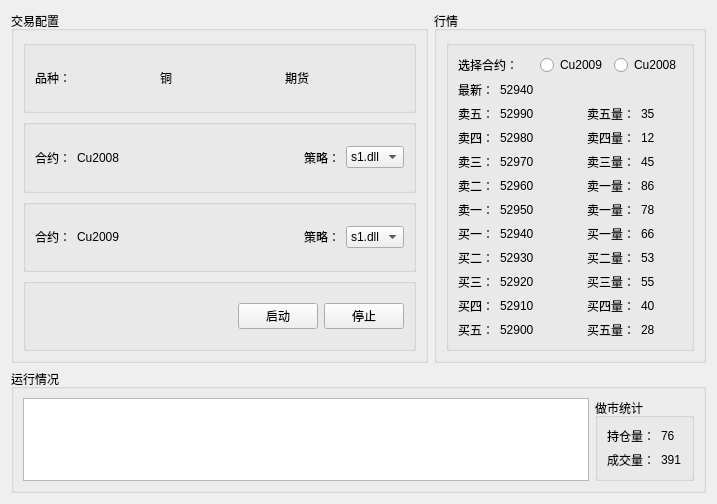
The window that mm_page.ui (ChengruiGu/CMF_Marketmaker) describes before a commit, drawn with Qt 5.
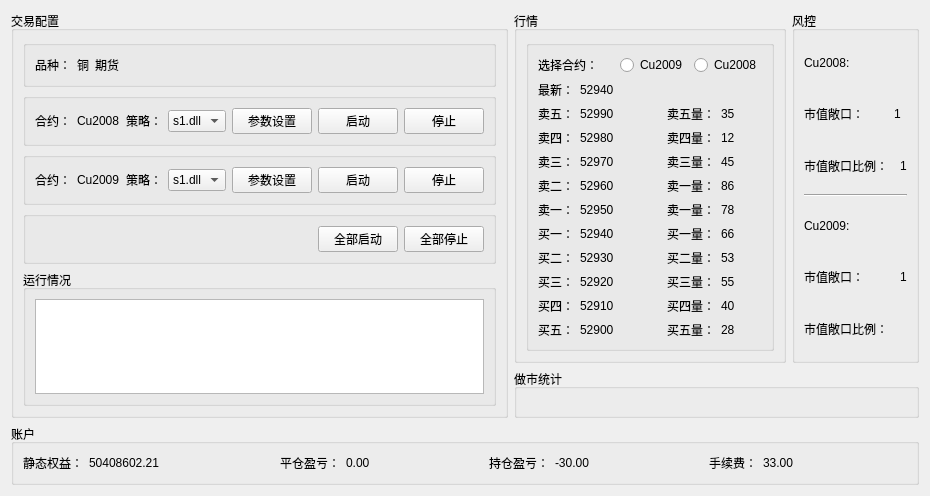
The same window after the commit.

Diff of the .ui file:
```diff
--- a/mm_page.ui
+++ b/mm_page.ui
@@ -6,17 +6,19 @@
    <rect>
     <x>0</x>
     <y>0</y>
-    <width>717</width>
-    <height>457</height>
+    <width>887</width>
+    <height>496</height>
    </rect>
   </property>
   <property name="windowTitle">
    <string>Form</string>
   </property>
-  <layout class="QVBoxLayout" name="verticalLayout_3">
+  <layout class="QVBoxLayout" name="verticalLayout_6">
    <item>
     <layout class="QHBoxLayout" name="horizontalLayout_10">
      <item>
+      <layout class="QVBoxLayout" name="verticalLayout_3">
+       <item>
       <widget class="QGroupBox" name="groupBox_5">
        <property name="title">
         <string>交易配置</string>
@@ -49,6 +51,19 @@
              </property>
             </widget>
            </item>
+             <item>
+              <spacer name="horizontalSpacer_11">
+               <property name="orientation">
+                <enum>Qt::Horizontal</enum>
+               </property>
+               <property name="sizeHint" stdset="0">
+                <size>
+                 <width>40</width>
+                 <height>20</height>
+                </size>
+               </property>
+              </spacer>
+             </item>
           </layout>
          </widget>
         </item>
@@ -111,6 +126,40 @@
              </item>
             </widget>
            </item>
+             <item>
+              <widget class="QPushButton" name="pushButton_7">
+               <property name="text">
+                <string>参数设置</string>
+               </property>
+              </widget>
+             </item>
+             <item>
+              <spacer name="horizontalSpacer_9">
+               <property name="orientation">
+                <enum>Qt::Horizontal</enum>
+               </property>
+               <property name="sizeHint" stdset="0">
+                <size>
+                 <width>40</width>
+                 <height>20</height>
+                </size>
+               </property>
+              </spacer>
+             </item>
+             <item>
+              <widget class="QPushButton" name="pushButton_3">
+               <property name="text">
+                <string>启动</string>
+               </property>
+              </widget>
+             </item>
+             <item>
+              <widget class="QPushButton" name="pushButton_4">
+               <property name="text">
+                <string>停止</string>
+               </property>
+              </widget>
+             </item>
           </layout>
          </widget>
         </item>
@@ -173,6 +222,40 @@
              </item>
             </widget>
            </item>
+             <item>
+              <widget class="QPushButton" name="pushButton_8">
+               <property name="text">
+                <string>参数设置</string>
+               </property>
+              </widget>
+             </item>
+             <item>
+              <spacer name="horizontalSpacer_10">
+               <property name="orientation">
+                <enum>Qt::Horizontal</enum>
+               </property>
+               <property name="sizeHint" stdset="0">
+                <size>
+                 <width>40</width>
+                 <height>20</height>
+                </size>
+               </property>
+              </spacer>
+             </item>
+             <item>
+              <widget class="QPushButton" name="pushButton_5">
+               <property name="text">
+                <string>启动</string>
+               </property>
+              </widget>
+             </item>
+             <item>
+              <widget class="QPushButton" name="pushButton_6">
+               <property name="text">
+                <string>停止</string>
+               </property>
+              </widget>
+             </item>
           </layout>
          </widget>
         </item>
@@ -198,23 +281,41 @@
            <item>
             <widget class="QPushButton" name="pushButton">
              <property name="text">
-              <string>启动</string>
+                <string>全部启动</string>
              </property>
             </widget>
            </item>
            <item>
             <widget class="QPushButton" name="pushButton_2">
              <property name="text">
-              <string>停止</string>
+                <string>全部停止</string>
              </property>
             </widget>
            </item>
           </layout>
          </widget>
         </item>
+          <item>
+           <widget class="QGroupBox" name="groupBox_6">
+            <property name="title">
+             <string>运行情况</string>
+            </property>
+            <layout class="QHBoxLayout" name="horizontalLayout_5">
+             <item>
+              <widget class="QTextBrowser" name="textBrowser"/>
+             </item>
        </layout>
       </widget>
      </item>
+         </layout>
+        </widget>
+       </item>
+      </layout>
+     </item>
+     <item>
+      <layout class="QVBoxLayout" name="verticalLayout_5">
+       <item>
+        <layout class="QHBoxLayout" name="horizontalLayout_11">
      <item>
       <widget class="QGroupBox" name="groupBox_7">
        <property name="title">
@@ -552,18 +653,86 @@
        </layout>
       </widget>
      </item>
-    </layout>
-   </item>
    <item>
-    <layout class="QHBoxLayout" name="horizontalLayout_11">
-     <item>
-      <widget class="QGroupBox" name="groupBox_6">
+          <widget class="QGroupBox" name="groupBox_10">
        <property name="title">
-        <string>运行情况</string>
-       </property>
-       <layout class="QHBoxLayout" name="horizontalLayout_5">
-        <item>
-         <widget class="QTextBrowser" name="textBrowser"/>
+            <string>风控</string>
+           </property>
+           <layout class="QGridLayout" name="gridLayout_2">
+            <item row="5" column="2">
+             <widget class="QLabel" name="label_71">
+              <property name="text">
+               <string>1</string>
+              </property>
+             </widget>
+            </item>
+            <item row="0" column="0">
+             <widget class="QLabel" name="label_65">
+              <property name="text">
+               <string>Cu2008:</string>
+              </property>
+             </widget>
+            </item>
+            <item row="4" column="0">
+             <widget class="QLabel" name="label_72">
+              <property name="text">
+               <string>Cu2009:</string>
+              </property>
+             </widget>
+            </item>
+            <item row="5" column="0">
+             <widget class="QLabel" name="label_70">
+              <property name="text">
+               <string>市值敞口：</string>
+              </property>
+             </widget>
+            </item>
+            <item row="1" column="1" colspan="2">
+             <widget class="QLabel" name="label_67">
+              <property name="text">
+               <string>1</string>
+              </property>
+             </widget>
+            </item>
+            <item row="2" column="2">
+             <widget class="QLabel" name="label_69">
+              <property name="text">
+               <string>1</string>
+              </property>
+             </widget>
+            </item>
+            <item row="6" column="0">
+             <widget class="QLabel" name="label_73">
+              <property name="text">
+               <string>市值敞口比例：</string>
+              </property>
+             </widget>
+            </item>
+            <item row="2" column="0" colspan="2">
+             <widget class="QLabel" name="label_68">
+              <property name="text">
+               <string>市值敞口比例：</string>
+              </property>
+             </widget>
+            </item>
+            <item row="1" column="0">
+             <widget class="QLabel" name="label_66">
+              <property name="text">
+               <string>市值敞口：</string>
+              </property>
+             </widget>
+            </item>
+            <item row="3" column="0" colspan="3">
+             <widget class="Line" name="line">
+              <property name="orientation">
+               <enum>Qt::Horizontal</enum>
+              </property>
+             </widget>
+            </item>
+           </layout>
+          </widget>
+         </item>
+        </layout>
         </item>
         <item>
          <widget class="QGroupBox" name="statbox">
@@ -571,38 +740,6 @@
            <string>做市统计</string>
           </property>
           <layout class="QVBoxLayout" name="verticalLayout_2">
-           <item>
-            <layout class="QFormLayout" name="formLayout">
-             <item row="0" column="0">
-              <widget class="QLabel" name="label_17">
-               <property name="text">
-                <string>持仓量：</string>
-               </property>
-              </widget>
-             </item>
-             <item row="0" column="1">
-              <widget class="QLabel" name="label_22">
-               <property name="text">
-                <string>76</string>
-               </property>
-              </widget>
-             </item>
-             <item row="1" column="0">
-              <widget class="QLabel" name="label_21">
-               <property name="text">
-                <string>成交量：</string>
-               </property>
-              </widget>
-             </item>
-             <item row="1" column="1">
-              <widget class="QLabel" name="label_23">
-               <property name="text">
-                <string>391</string>
-               </property>
-              </widget>
-             </item>
-            </layout>
-           </item>
            <item>
             <layout class="QHBoxLayout" name="horizontalLayout_8">
              <property name="spacing">
@@ -614,9 +751,125 @@
          </widget>
         </item>
        </layout>
-      </widget>
-     </item>
-    </layout>
+     </item>
+    </layout>
+   </item>
+   <item>
+    <widget class="QGroupBox" name="groupBox_9">
+     <property name="title">
+      <string>账户</string>
+     </property>
+     <layout class="QHBoxLayout" name="horizontalLayout_9">
+      <item>
+       <widget class="QLabel" name="label_57">
+        <property name="text">
+         <string>静态权益：</string>
+        </property>
+       </widget>
+      </item>
+      <item>
+       <widget class="QLabel" name="label_58">
+        <property name="text">
+         <string>50408602.21</string>
+        </property>
+       </widget>
+      </item>
+      <item>
+       <spacer name="horizontalSpacer_5">
+        <property name="orientation">
+         <enum>Qt::Horizontal</enum>
+        </property>
+        <property name="sizeHint" stdset="0">
+         <size>
+          <width>40</width>
+          <height>20</height>
+         </size>
+        </property>
+       </spacer>
+      </item>
+      <item>
+       <widget class="QLabel" name="label_59">
+        <property name="text">
+         <string>平仓盈亏：</string>
+        </property>
+       </widget>
+      </item>
+      <item>
+       <widget class="QLabel" name="label_60">
+        <property name="text">
+         <string>0.00</string>
+        </property>
+       </widget>
+      </item>
+      <item>
+       <spacer name="horizontalSpacer_6">
+        <property name="orientation">
+         <enum>Qt::Horizontal</enum>
+        </property>
+        <property name="sizeHint" stdset="0">
+         <size>
+          <width>40</width>
+          <height>20</height>
+         </size>
+        </property>
+       </spacer>
+      </item>
+      <item>
+       <widget class="QLabel" name="label_61">
+        <property name="text">
+         <string>持仓盈亏：</string>
+        </property>
+       </widget>
+      </item>
+      <item>
+       <widget class="QLabel" name="label_62">
+        <property name="text">
+         <string>-30.00</string>
+        </property>
+       </widget>
+      </item>
+      <item>
+       <spacer name="horizontalSpacer_7">
+        <property name="orientation">
+         <enum>Qt::Horizontal</enum>
+        </property>
+        <property name="sizeHint" stdset="0">
+         <size>
+          <width>40</width>
+          <height>20</height>
+         </size>
+        </property>
+       </spacer>
+      </item>
+      <item>
+       <widget class="QLabel" name="label_63">
+        <property name="text">
+         <string>手续费：</string>
+        </property>
+       </widget>
+      </item>
+      <item>
+       <widget class="QLabel" name="label_64">
+        <property name="text">
+         <string>33.00</string>
+        </property>
+       </widget>
+      </item>
+      <item>
+       <spacer name="horizontalSpacer_8">
+        <property name="orientation">
+         <enum>Qt::Horizontal</enum>
+        </property>
+        <property name="sizeHint" stdset="0">
+         <size>
+          <width>40</width>
+          <height>20</height>
+         </size>
+        </property>
+       </spacer>
+      </item>
+     </layout>
+    </widget>
    </item>
   </layout>
  </widget>
```
Lines whose indentation alone changed are shown as unchanged.
